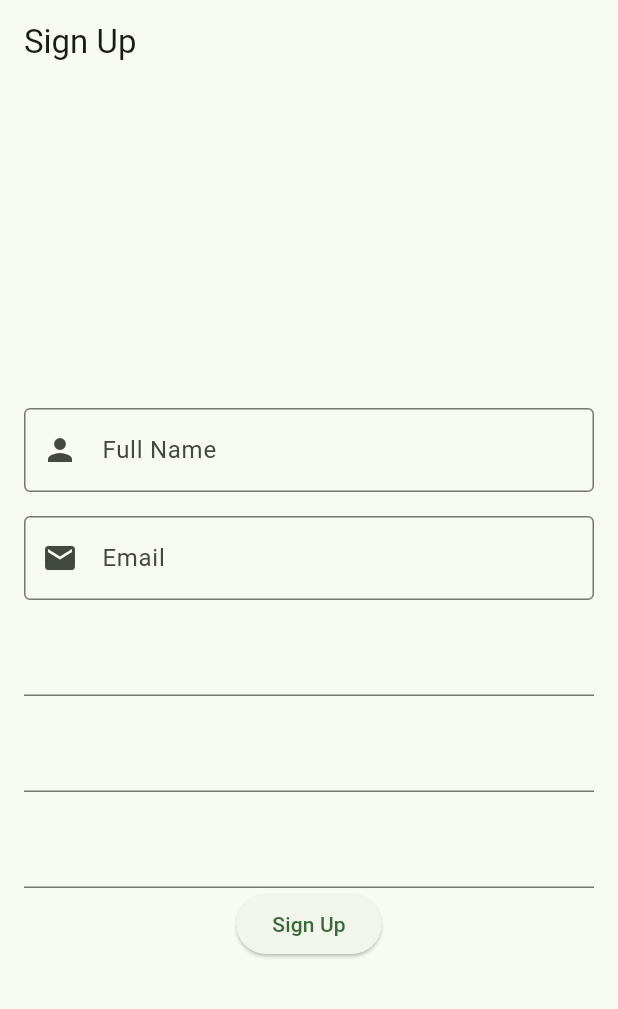
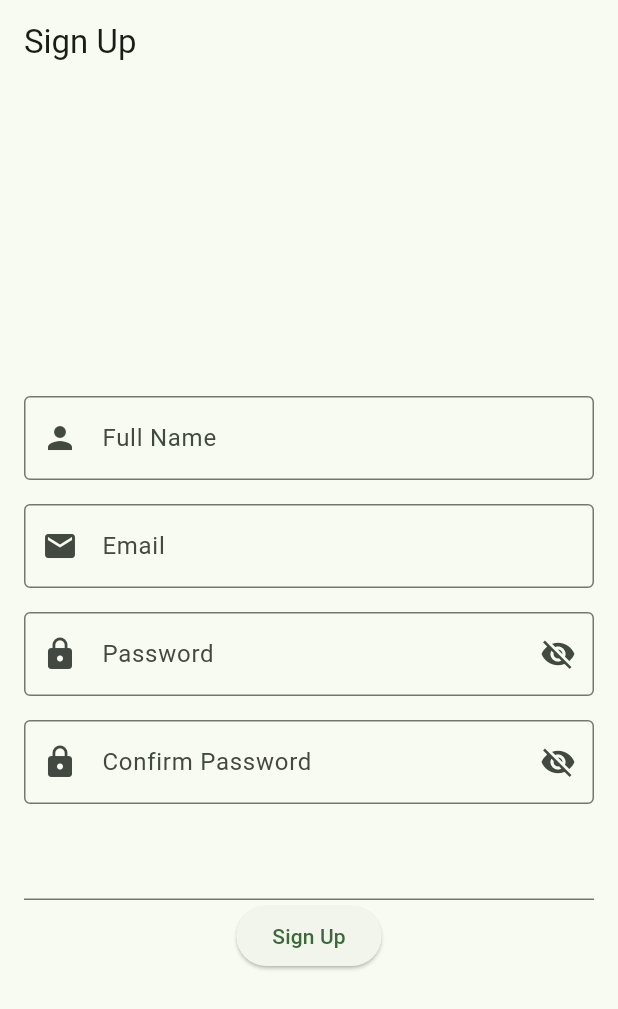
Before and after one commit to stephenA-ANTHONIUS/fasum-stephenanthoniussi6B, a Flutter app: the screen it shows after launch, on a phone screen of 412 x 824 dp. Shown: the top 1009 px of the screen. Run offline on Flutter 3.47's test engine with Material 3 defaults, Android fonts, the phone set to English and light mode, and no system bars; our stand-ins replace firebase_core; accounts and stored records are empty.

Commit message:
Update sign_up_screen.dart

```diff
--- a/lib/screens/sign_up_screen.dart
+++ b/lib/screens/sign_up_screen.dart
@@ -78,9 +78,63 @@ class _SignUpScreenState extends State<SignUpScreen> {
                     },
                   ),
                   const SizedBox(height: 16.0,),
-                  TextFormField(),
+                  TextFormField(
+                    controller: _passwordController,
+                    decoration: InputDecoration(
+                      labelText: 'Password',
+                      border: const OutlineInputBorder(),
+                      prefixIcon: const Icon(Icons.lock),
+                      suffixIcon: IconButton(
+                        icon: Icon (
+                          _isPasswordVisible
+                          ? Icons.visibility
+                          : Icons.visibility_off,
+                        ),
+                        onPressed: () {
+
+                        },
+                      ),
+                    ),
+                    obscureText: !_isPasswordVisible,
+                    validator:  (value) {
+                      if (value == null || value.isEmpty) {
+                        return 'Please enter a password';
+                      }
+                      if (value.length < 6) {
+                        return 'Password must be at least 6 characters';
+                      }
+                      return null;
+                    },
+                  ),
                   const SizedBox(height: 16.0,),
-                  TextFormField(),
+                  TextFormField(
+                    controller: _confirmPasswordController,
+                    decoration: InputDecoration(
+                      labelText: 'Confirm Password',
+                      border: const OutlineInputBorder(),
+                      prefixIcon: const Icon(Icons.lock),
+                      suffixIcon: IconButton(
+                        icon: Icon (
+                          _isConfirmPasswordVisible
+                          ? Icons.visibility
+                          : Icons.visibility_off,
+                        ),
+                        onPressed: () {
+
+                        },
+                      ),
+                    ),
+                    obscureText: !_isConfirmPasswordVisible,
+                    validator:  (value) {
+                      if (value == null || value.isEmpty) {
+                        return 'Please confirm your password';
+                      }
+                      if (value != _passwordController.text) {
+                        return 'Passwords do not match';
+                      }
+                      return null;
+                    },
+                  ),
                   const SizedBox(height: 16.0,),
                   TextFormField(),
                   _isLoading ? const CircularProgressIndicator() :
```
